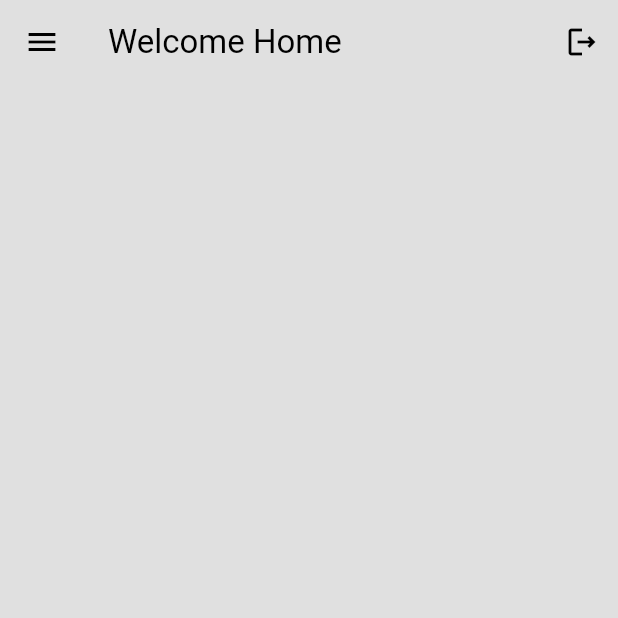
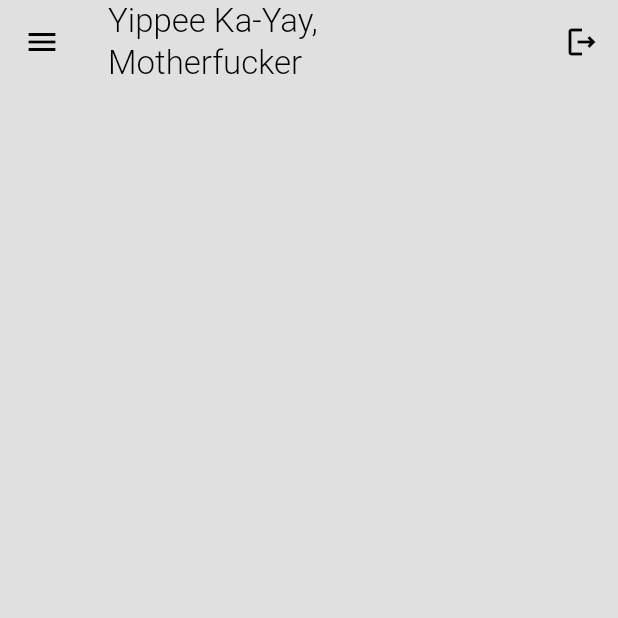
Before and after one commit to Delos-343/Chat-is-this-Real, a Flutter app: the screen it shows once a user with an empty profile is signed in, on a phone screen of 412 x 824 dp, the top half of it. Run offline on Flutter 3.47's test engine with Material 3 defaults, Android fonts, the phone set to English and light mode, and no system bars; our stand-ins replace firebase_auth, firebase_core; accounts and stored records are empty.

Commit message:
"Improved" home page

```diff
--- a/lib/pages/home_page.dart
+++ b/lib/pages/home_page.dart
@@ -14,13 +14,18 @@ class HomePage extends StatelessWidget {
   Widget build(BuildContext context) {
     return Scaffold(
       appBar: AppBar(
-        title: Text("Welcome Home"),
+        title: const Text(
+          "Yippee Ka‐Yay,\nMotherfucker",
+          style: TextStyle(
+            fontWeight: FontWeight.w300,
+          ),
+        ),
         actions: [
           // logout btn
-          IconButton(onPressed: logout, icon: Icon(Icons.logout_outlined))
+          IconButton(onPressed: logout, icon: const Icon(Icons.logout_outlined))
         ],
       ),
-      drawer: Drawer(),
+      drawer: const Drawer(),
     );
   }
 }
```
